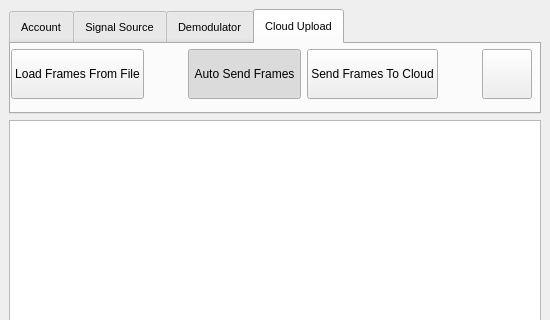
This is ui/main_window.ui in PW-Sat2/HAM-desktop-application as Qt 5 draws it before an edit; both pictures show x 0 to 550 and y 0 to 320 of the 550 by 550 pixel window. The edited form follows.
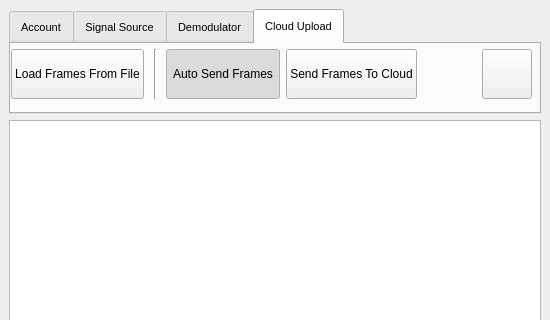
This is the edited form. Icons and pictures are not drawn.

Commit message: ribbon with separators

Patch:
```diff
--- a/ui/main_window.ui
+++ b/ui/main_window.ui
@@ -453,19 +453,6 @@
           </property>
           <layout class="QGridLayout" name="gridLayout_7">
            <item row="0" column="6">
-            <spacer name="horizontalSpacer">
-             <property name="orientation">
-              <enum>Qt::Horizontal</enum>
-             </property>
-             <property name="sizeHint" stdset="0">
-              <size>
-               <width>40</width>
-               <height>20</height>
-              </size>
-             </property>
-            </spacer>
-           </item>
-           <item row="0" column="7">
             <widget class="QPushButton" name="helpCloudUploadButton">
              <property name="sizePolicy">
               <sizepolicy hsizetype="Preferred" vsizetype="Fixed">
@@ -497,40 +484,8 @@
              </property>
             </widget>
            </item>
-           <item row="0" column="4">
-            <widget class="QPushButton" name="sendFramesToCloudButton">
-             <property name="minimumSize">
-              <size>
-               <width>0</width>
-               <height>50</height>
-              </size>
-             </property>
-             <property name="maximumSize">
-              <size>
-               <width>16777215</width>
-               <height>50</height>
-              </size>
-             </property>
-             <property name="toolTip">
-              <string>Send frames from the list to cloud</string>
-             </property>
-             <property name="text">
-              <string>Send Frames To Cloud</string>
-             </property>
-             <property name="icon">
-              <iconset resource="img_pix.qrc">
-               <normaloff>:/cloud-upload/img/cloud-upload-alt-solid.svg</normaloff>:/cloud-upload/img/cloud-upload-alt-solid.svg</iconset>
-             </property>
-             <property name="iconSize">
-              <size>
-               <width>35</width>
-               <height>35</height>
-              </size>
-             </property>
-            </widget>
-           </item>
-           <item row="0" column="2">
-            <spacer name="horizontalSpacer_5">
+           <item row="0" column="5">
+            <spacer name="horizontalSpacer">
              <property name="orientation">
               <enum>Qt::Horizontal</enum>
              </property>
@@ -568,7 +523,7 @@
              </property>
             </widget>
            </item>
-           <item row="0" column="3">
+           <item row="0" column="2">
             <widget class="QToolButton" name="autoUploadToolButton">
              <property name="sizePolicy">
               <sizepolicy hsizetype="MinimumExpanding" vsizetype="Fixed">
@@ -628,6 +583,57 @@
              </property>
             </widget>
            </item>
+           <item row="0" column="3">
+            <widget class="QPushButton" name="sendFramesToCloudButton">
+             <property name="minimumSize">
+              <size>
+               <width>0</width>
+               <height>50</height>
+              </size>
+             </property>
+             <property name="maximumSize">
+              <size>
+               <width>16777215</width>
+               <height>50</height>
+              </size>
+             </property>
+             <property name="toolTip">
+              <string>Send frames from the list to cloud</string>
+             </property>
+             <property name="text">
+              <string>Send Frames To Cloud</string>
+             </property>
+             <property name="icon">
+              <iconset resource="img_pix.qrc">
+               <normaloff>:/cloud-upload/img/cloud-upload-alt-solid.svg</normaloff>:/cloud-upload/img/cloud-upload-alt-solid.svg</iconset>
+             </property>
+             <property name="iconSize">
+              <size>
+               <width>35</width>
+               <height>35</height>
+              </size>
+             </property>
+            </widget>
+           </item>
+           <item row="0" column="1">
+            <widget class="Line" name="line">
+             <property name="minimumSize">
+              <size>
+               <width>10</width>
+               <height>50</height>
+              </size>
+             </property>
+             <property name="maximumSize">
+              <size>
+               <width>10</width>
+               <height>50</height>
+              </size>
+             </property>
+             <property name="orientation">
+              <enum>Qt::Vertical</enum>
+             </property>
+            </widget>
+           </item>
           </layout>
          </widget>
         </widget>
```
Left out of the diff: 99 changed lines with no effect on the pictures. The commit also changes 1 other file.
